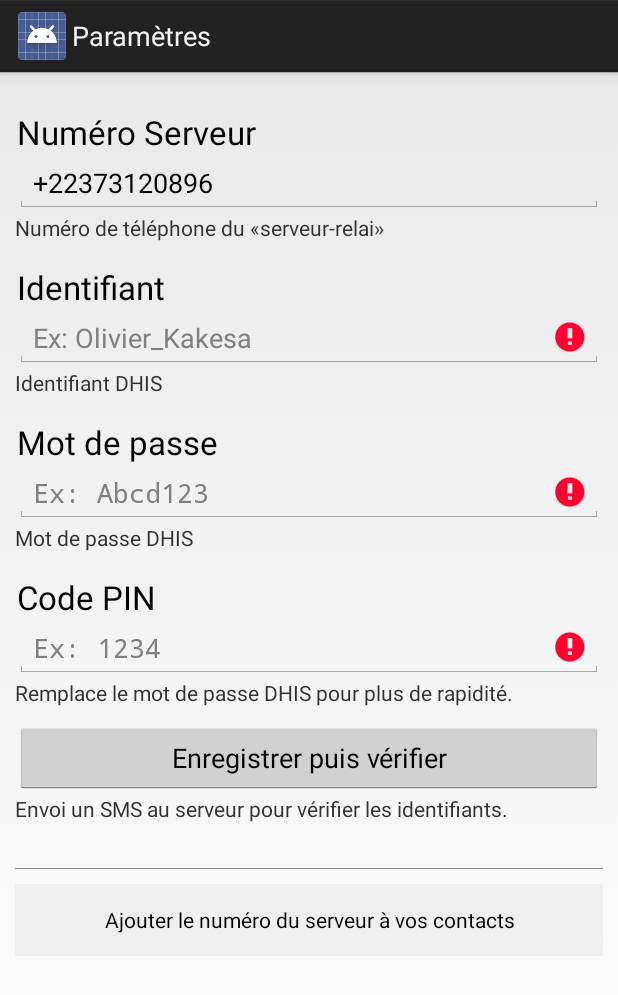
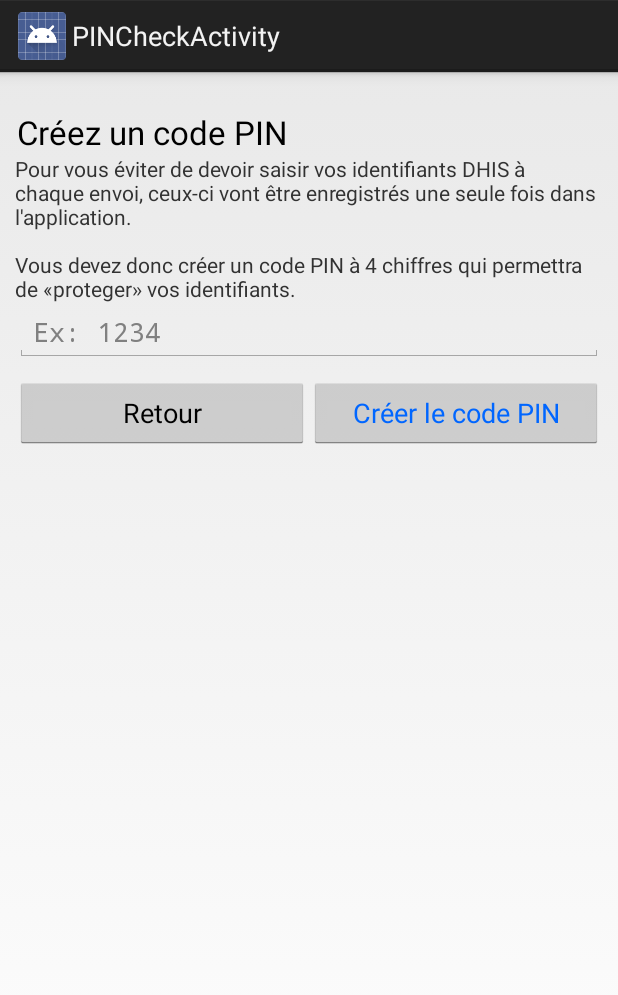
Before and after one commit to yeleman/SNIS-SMS, an Android app: the screen it shows after launch (SettingsActivity before the commit, PINCheckActivity after it), in the options menu, after a tap on "Paramètres", on a phone screen of 412 x 824 dp. Shown: the top 995 px of the screen. Run offline under Robolectric (Android 15) with nearby library versions, the light colour scheme and no system bars; libraries missing offline, so code that uses them is left out: com.orm, com.orm.dsl, com.orm.query; 16 statements that could not run were skipped.

Commit message:
added pin check/create activity

```diff
--- a/app/src/main/java/com/yeleman/snisrdcsms/HomeActivity.java
+++ b/app/src/main/java/com/yeleman/snisrdcsms/HomeActivity.java
@@ -143,7 +143,7 @@ public class HomeActivity extends CheckedFormActivity {
                 intent = new Intent(this, AboutActivity.class);
                 break;
             case R.id.settings_menuentry:
-                intent = new Intent(this, SettingsActivity.class);
+                intent = new Intent(this, PINCheckActivity.class);
                 break;
         }
         startActivity(intent);
--- /dev/null
+++ b/app/src/main/java/com/yeleman/snisrdcsms/PINCheckActivity.java
@@ -0,0 +1,113 @@
+package com.yeleman.snisrdcsms;
+
+import android.content.Context;
+import android.content.Intent;
+import android.content.SharedPreferences;
+import android.os.Bundle;
+import android.app.Activity;
+import android.provider.Settings;
+import android.view.View;
+import android.widget.Button;
+import android.widget.EditText;
+
+public class PINCheckActivity extends CheckedFormActivity {
+
+    private final static String TAG = Constants.getLogTag("PINCheck");
+    private EditText pinField;
+    private Button createButton;
+    private Button backButton;
+    private Button verifyButton;
+    private Button resetButton;
+
+    @Override
+    protected void onCreate(Bundle savedInstanceState) {
+        super.onCreate(savedInstanceState);
+        setupOrRefreshUI();
+    }
+
+    protected void setupUI() {
+        if (sharedPrefs.getString(Constants.KEY_PIN_CODE, null) == null) {
+            setupUIForCreate();
+        } else {
+            setupUIForCheck();
+        }
+    }
+
+    protected void setupUIForCheck() {
+        setContentView(R.layout.pincheck);
+
+        final Activity activity = this;
+        pinField = (EditText) findViewById(R.id.et_pin);
+        setAssertPINCodeOK(pinField, sharedPrefs.getString(Constants.KEY_PIN_CODE, null));
+
+        backButton = (Button) findViewById(R.id.btn_back);
+        backButton.setOnClickListener(new View.OnClickListener() {
+            @Override
+            public void onClick(View view) {
+                activity.finish();
+            }
+        });
+
+        resetButton = (Button) findViewById(R.id.btn_reset);
+        resetButton.setOnClickListener(new View.OnClickListener() {
+            @Override
+            public void onClick(View view) {
+                final SharedPreferences.Editor prefsEditor = sharedPrefs.edit();
+                prefsEditor.putString(Constants.KEY_SERVER_PHONE_NUMBER, null);
+                prefsEditor.putString(Constants.KEY_USERNAME, null);
+                prefsEditor.putString(Constants.KEY_PASSWORD, null);
+                prefsEditor.putString(Constants.KEY_PIN_CODE, null);
+                prefsEditor.apply();
+                setupUI();
+            }
+        });
+
+        verifyButton = (Button) findViewById(R.id.btn_verify);
+        verifyButton.setOnClickListener(new View.OnClickListener() {
+            @Override
+            public void onClick(View view) {
+                if (!checkInputsAndCoherence()) { return; }
+
+                startActivity(new Intent(activity, SettingsActivity.class));
+                activity.finish();
+            }
+        });
+    }
+
+    protected void setupUIForCreate() {
+        setContentView(R.layout.pincheck_create);
+
+        final Activity activity = this;
+        pinField = (EditText) findViewById(R.id.et_pin);
+        setAssertPINAlike(pinField);
+
+        backButton = (Button) findViewById(R.id.btn_back);
+        backButton.setOnClickListener(new View.OnClickListener() {
+            @Override
+            public void onClick(View view) {
+                activity.finish();
+            }
+        });
+
+        createButton = (Button) findViewById(R.id.btn_create);
+        createButton.setOnClickListener(new View.OnClickListener() {
+            @Override
+            public void onClick(View view) {
+                if (!checkInputsAndCoherence()) {
+                    return;
+                }
+
+                final SharedPreferences.Editor prefsEditor = sharedPrefs.edit();
+                prefsEditor.putString(Constants.KEY_PIN_CODE, pinField.getText().toString());
+                prefsEditor.apply();
+
+                startActivity(new Intent(activity, SettingsActivity.class));
+                activity.finish();
+            }
+        });
+    }
+
+    protected boolean ensureDataCoherence() {
+        return true;
+    }
+}
--- /dev/null
+++ b/app/src/main/res/layout/pincheck_create.xml
@@ -0,0 +1,49 @@
+<?xml version="1.0" encoding="utf-8"?>
+<ScrollView xmlns:android="http://schemas.android.com/apk/res/android"
+    android:layout_height="match_parent"
+    android:layout_width="match_parent">
+
+    <LinearLayout
+        android:padding="10dp"
+        android:orientation="vertical"
+        android:layout_width="match_parent"
+        android:layout_height="wrap_content">
+
+        <TextView
+            style="@style/textViewLabel"
+            android:text="@string/create_a_pin"/>
+        <TextView
+            android:layout_width="match_parent"
+            android:layout_height="wrap_content"
+            android:text="@string/create_pin_explanation"/>
+        <EditText
+            style="@style/editText"
+            android:id="@+id/et_pin"
+            android:inputType="numberPassword"
+            android:maxLength="4"
+            android:imeOptions="actionDone"
+            android:hint="@string/settings_pin_hint" />
+
+        <LinearLayout
+            android:layout_width="match_parent"
+            android:layout_height="match_parent"
+            android:orientation="horizontal"
+            android:layout_marginTop="10dp">
+            <Button
+                android:layout_weight="0.5"
+                android:text="@string/settings_goback_button"
+                android:layout_width="match_parent"
+                android:layout_height="wrap_content"
+                android:id="@+id/btn_back"/>
+            <Button
+                android:layout_weight="0.5"
+                android:text="@string/settings_create_button"
+                android:layout_width="match_parent"
+                android:layout_height="wrap_content"
+                android:id="@+id/btn_create"
+                android:textColor="#0066ff"/>
+        </LinearLayout>
+
+
+    </LinearLayout>
+</ScrollView>
--- /dev/null
+++ b/app/src/main/res/values-w820dp/dimens.xml
@@ -0,0 +1,6 @@
+<resources>
+    <!-- Example customization of dimensions originally defined in res/values/dimens.xml
+         (such as screen margins) for screens with more than 820dp of available width. This
+         would include 7" and 10" devices in landscape (~960dp and ~1280dp respectively). -->
+    <dimen name="activity_horizontal_margin">64dp</dimen>
+</resources>
--- a/app/src/main/res/values/dimens.xml
+++ b/app/src/main/res/values/dimens.xml
@@ -1,3 +1,7 @@
 <resources>
     <!-- Default screen margins, per the Android Design guidelines. -->
+
+    <!-- Default screen margins, per the Android Design guidelines. -->
+    <dimen name="activity_horizontal_margin">16dp</dimen>
+    <dimen name="activity_vertical_margin">16dp</dimen>
 </resources>
--- a/app/src/main/res/values/strings.xml
+++ b/app/src/main/res/values/strings.xml
@@ -107,4 +107,13 @@
     <string name="enable_sms_text">L\'application nécessite la permission d\'envoyer des SMS pour pouvoir transmettre les données.\n\nMerci de réessayer et d\'autoriser l\'envoi de SMS.</string>
     <string name="open_settings_button">Ouvrir les paramètres</string>
     <string name="progression_label_text">%1$d données remplies sur un total de %2$d (%3$s)</string>
+    <string name="title_activity_pincheck">PINCheckActivity</string>
+    <string name="create_a_pin">Créez un code PIN</string>
+    <string name="create_pin_explanation">Pour vous éviter de devoir saisir vos identifiants DHIS à chaque envoi, ceux-ci vont être enregistrés une seule fois dans l\'application.\n\nVous devez donc créer un code PIN à 4 chiffres qui permettra de «proteger» vos identifiants.</string>
+    <string name="settings_create_button">Créer le code PIN</string>
+    <string name="verify_pin">Renseignez le code PIN</string>
+    <string name="settings_goback_button">Retour</string>
+    <string name="verify_pin_explanation">Vous devez renseigner votre code PIN pour accèder aux paramètres. Si vous l\'avez oublié, vous pouvez réinitialiser les paramètres.</string>
+    <string name="settings_verifypin_button">Vérifier PIN</string>
+    <string name="settings_reset_button">Réinitialiser tous les paramètres</string>
 </resources>
```
Also changed, not shown: app/src/main/AndroidManifest.xml (+11 -10 lines), app/src/main/java/com/yeleman/snisrdcsms/CheckedFormActivity.java (+12 -0 lines), app/src/main/res/layout/pincheck.xml (added, +64 -0 lines).
